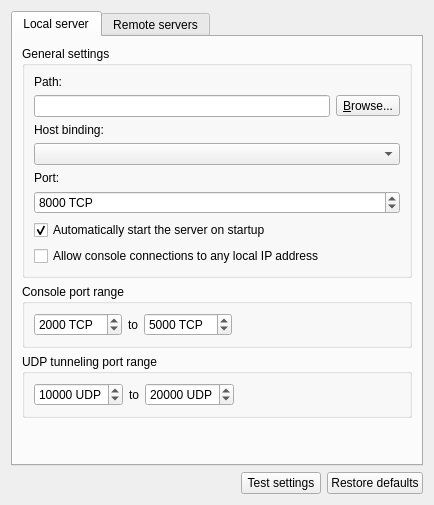
Qt form gns3/ui/server_preferences_page.ui (GNS3/gns3-gui) before a commit.
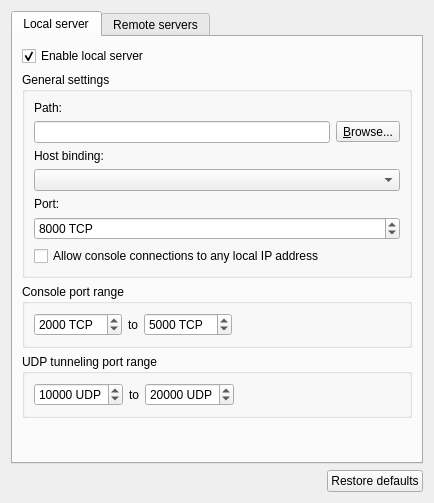
The same form after that commit.

Commit message: Grey out local server preferences if the local server is not activated.

```diff
--- a/gns3/ui/server_preferences_page.ui
+++ b/gns3/ui/server_preferences_page.ui
@@ -7,7 +7,7 @@
     <x>0</x>
     <y>0</y>
     <width>430</width>
-    <height>505</height>
+    <height>503</height>
    </rect>
   </property>
   <property name="windowTitle">
@@ -24,6 +24,16 @@
        <string>Local server</string>
       </attribute>
       <layout class="QVBoxLayout" name="verticalLayout_2">
+       <item>
+        <widget class="QCheckBox" name="uiLocalServerAutoStartCheckBox">
+         <property name="text">
+          <string>Enable local server</string>
+         </property>
+         <property name="checked">
+          <bool>true</bool>
+         </property>
+        </widget>
+       </item>
        <item>
         <widget class="QGroupBox" name="uiGeneralSettingsGroupBox">
          <property name="title">
@@ -84,16 +94,6 @@
             </property>
            </widget>
           </item>
-          <item row="6" column="0">
-           <widget class="QCheckBox" name="uiLocalServerAutoStartCheckBox">
-            <property name="text">
-             <string>Automatically start the server on startup</string>
-            </property>
-            <property name="checked">
-             <bool>true</bool>
-            </property>
-           </widget>
-          </item>
           <item row="7" column="0">
            <widget class="QCheckBox" name="uiConsoleConnectionsToAnyIPCheckBox">
             <property name="text">
@@ -358,13 +358,6 @@
        </property>
       </spacer>
      </item>
-     <item>
-      <widget class="QPushButton" name="uiTestSettingsPushButton">
-       <property name="text">
-        <string>Test settings</string>
-       </property>
-      </widget>
-     </item>
      <item>
       <widget class="QPushButton" name="uiRestoreDefaultsPushButton">
        <property name="text">
```
Left out of the diff: 1 changed line with no effect on the pictures. The commit also changes 7 other files.
